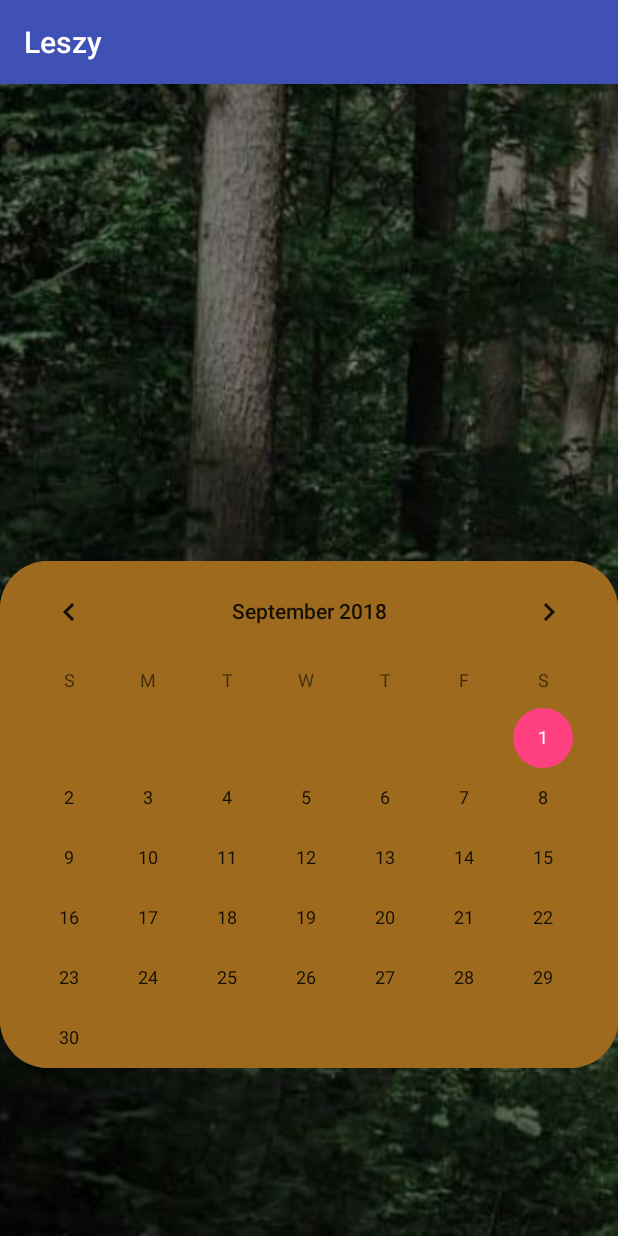
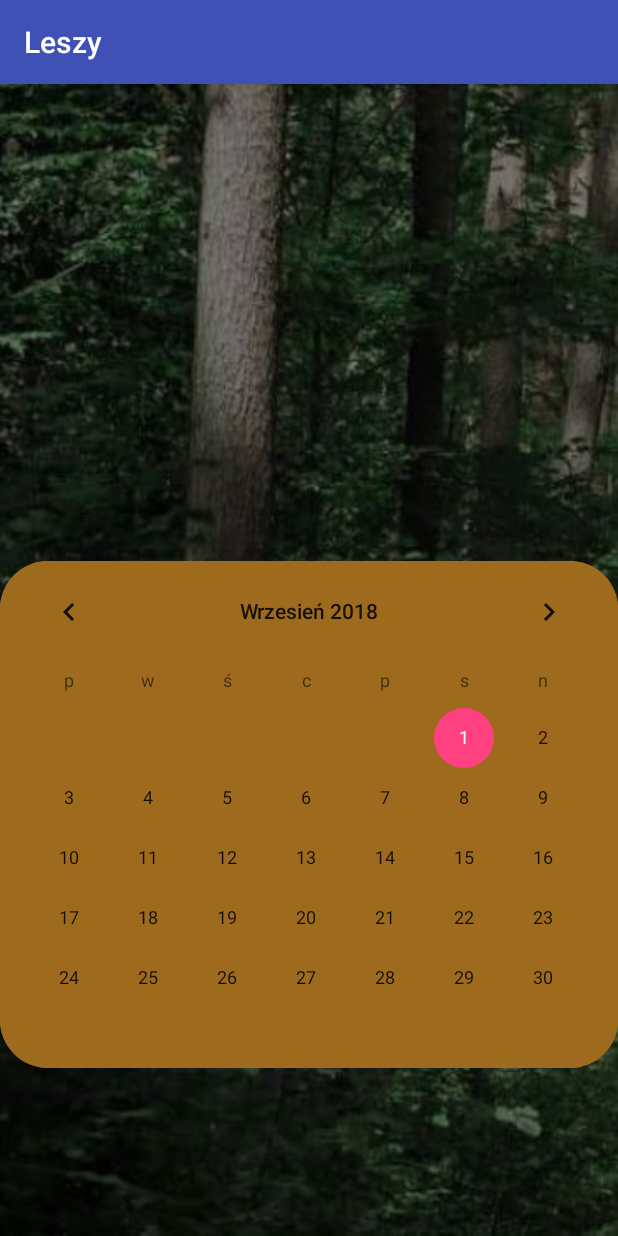
Before and after one commit to Akoszewski/Leszy, an Android app: the CalendarActivity screen opened directly, with no data from a screen before it, on a phone screen of 412 x 824 dp. Run offline under Robolectric (Android 15) with nearby library versions, the phone set to English and light mode, and no system bars.

Commit message:
Zmiana jezyka kalendarza na polski i ustawienie pierwszego dnia tygodnia na poniedzialek

```diff
--- a/app/src/main/java/com/example/user/Leszy/CalendarActivity.java
+++ b/app/src/main/java/com/example/user/Leszy/CalendarActivity.java
@@ -1,21 +1,37 @@
 package com.example.user.Leszy;
 
 import android.content.Intent;
+import android.content.res.Configuration;
 import android.os.Bundle;
 import android.support.annotation.Nullable;
 import android.support.v7.app.AppCompatActivity;
 import android.view.View;
 import android.widget.CalendarView;
 
+import java.util.Locale;
+
 public class CalendarActivity extends AppCompatActivity{
 
     private static final String TAG="CalendarActivity";
 
-    @Override
+
     protected void onCreate(@Nullable Bundle savedInstanceState) {
         super.onCreate(savedInstanceState);
         setContentView(R.layout.calendar_layout);
+        CalendarView simpleCalendarView = (CalendarView) findViewById(R.id.calendarView);
+        simpleCalendarView.setFirstDayOfWeek(2);
+
+        String languageToLoad  = "pl";
+        Locale locale = new Locale(languageToLoad);
+        Locale.setDefault(locale);
+        Configuration config = new Configuration();
+        config.locale = locale;
+        getBaseContext().getResources().updateConfiguration(config,
+                getBaseContext().getResources().getDisplayMetrics());
+        this.setContentView(R.layout.calendar_layout);
+
     }
+
     public void back1(View view) {
         onBackPressed();
     }
```
